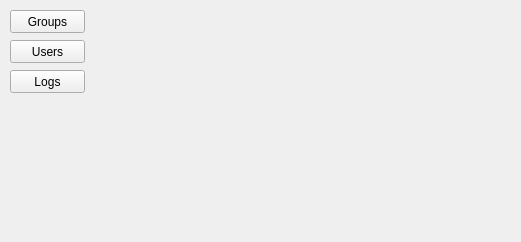
Before: the Qt Designer form server/gui/mainwindow.ui in EPecherkin/diplom, drawn with Qt 5.
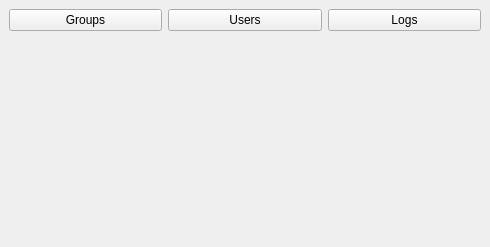
After: the same form once the commit is applied.

```diff
--- a/server/gui/mainwindow.ui
+++ b/server/gui/mainwindow.ui
@@ -6,53 +6,46 @@
    <rect>
     <x>0</x>
     <y>0</y>
-    <width>521</width>
-    <height>242</height>
+    <width>490</width>
+    <height>247</height>
    </rect>
   </property>
   <property name="windowTitle">
    <string>MainWindow</string>
   </property>
   <widget class="QWidget" name="centralwidget">
-   <widget class="QPushButton" name="groupsPB">
-    <property name="geometry">
-     <rect>
-      <x>10</x>
-      <y>10</y>
-      <width>75</width>
-      <height>23</height>
-     </rect>
-    </property>
-    <property name="text">
-     <string>Groups</string>
-    </property>
-   </widget>
+   <layout class="QGridLayout" name="gridLayout">
+    <item row="0" column="1">
    <widget class="QPushButton" name="usersPB">
-    <property name="geometry">
-     <rect>
-      <x>10</x>
-      <y>40</y>
-      <width>75</width>
-      <height>23</height>
-     </rect>
-    </property>
     <property name="text">
      <string>Users</string>
     </property>
    </widget>
+    </item>
+    <item row="0" column="0">
+     <widget class="QPushButton" name="groupsPB">
+      <property name="sizePolicy">
+       <sizepolicy hsizetype="Minimum" vsizetype="Fixed">
+        <horstretch>0</horstretch>
+        <verstretch>0</verstretch>
+       </sizepolicy>
+      </property>
+      <property name="text">
+       <string>Groups</string>
+      </property>
+     </widget>
+    </item>
+    <item row="0" column="2">
    <widget class="QPushButton" name="logsPB">
-    <property name="geometry">
-     <rect>
-      <x>10</x>
-      <y>70</y>
-      <width>75</width>
-      <height>23</height>
-     </rect>
-    </property>
     <property name="text">
      <string>Logs</string>
     </property>
    </widget>
+    </item>
+    <item row="1" column="0" colspan="3">
+     <widget class="QWidget" name="widget" native="true"/>
+    </item>
+   </layout>
   </widget>
  </widget>
  <resources/>
```
Lines whose indentation alone changed are shown as unchanged.
